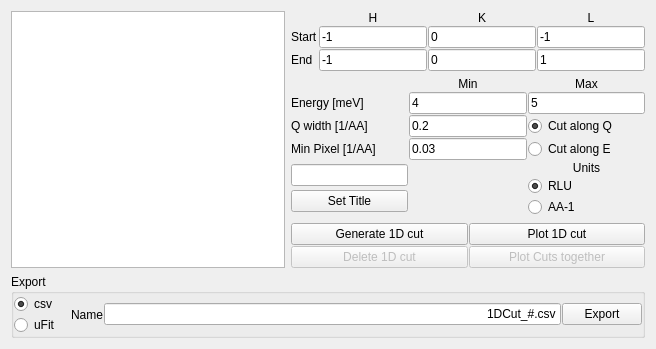
Qt form src/main/resources/base/Views/Cut1D.ui (MJOLNIRPackage/MJOLNIR-GUI) before a commit.
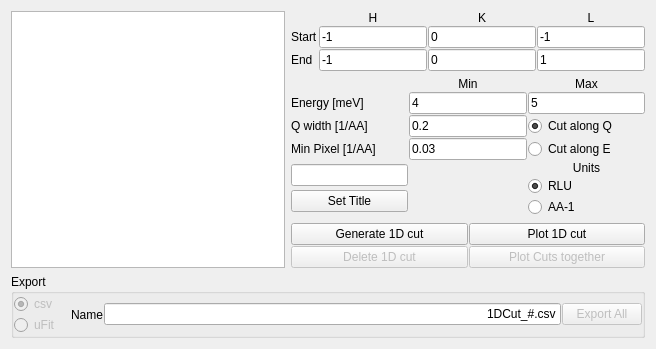
The same form after that commit.

Commit message: Update manager to reflect new standard for layout Add update of parameters to be shown when selecting new cuts Add functionality for accepting interactive 1D cuts

Diff of the .ui file:
```diff
--- a/src/main/resources/base/Views/Cut1D.ui
+++ b/src/main/resources/base/Views/Cut1D.ui
@@ -552,7 +552,10 @@
          <number>10</number>
         </property>
         <item>
-         <widget class="QRadioButton" name="Cut1D_ExporCSV_radioButton">
+         <widget class="QRadioButton" name="Cut1D_ExporCSV_radioBtn">
+          <property name="enabled">
+           <bool>false</bool>
+          </property>
           <property name="text">
            <string>csv</string>
           </property>
@@ -565,7 +568,10 @@
          </widget>
         </item>
         <item>
-         <widget class="QRadioButton" name="Cut1D_ExporUFIT_radioButton">
+         <widget class="QRadioButton" name="Cut1D_ExporUFIT_radioBtn">
+          <property name="enabled">
+           <bool>false</bool>
+          </property>
           <property name="text">
            <string>uFit</string>
           </property>
@@ -600,9 +606,12 @@
        </widget>
       </item>
       <item>
-       <widget class="QPushButton" name="Cut1D_Export1D_button">
+       <widget class="QPushButton" name="Cut1D_Export1D_btn">
+        <property name="enabled">
+         <bool>false</bool>
+        </property>
         <property name="text">
-         <string>Export</string>
+         <string>Export All</string>
         </property>
        </widget>
       </item>
```
Left out of the diff: 6 changed lines with no effect on the pictures. The commit also changes 1 other file.
